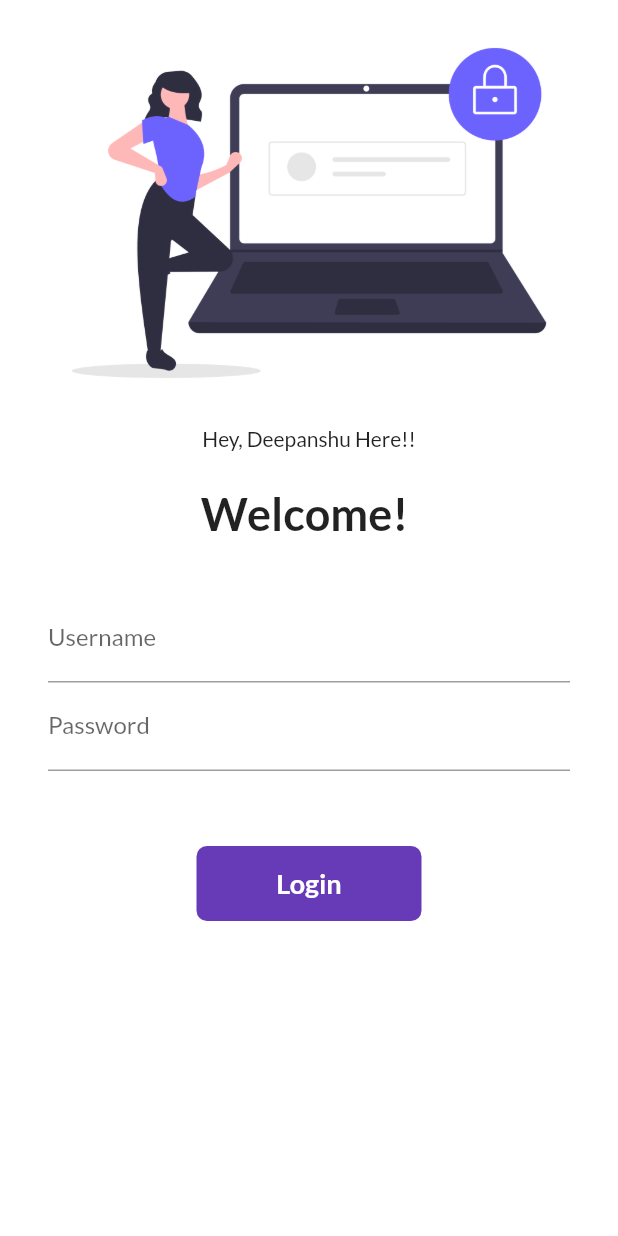
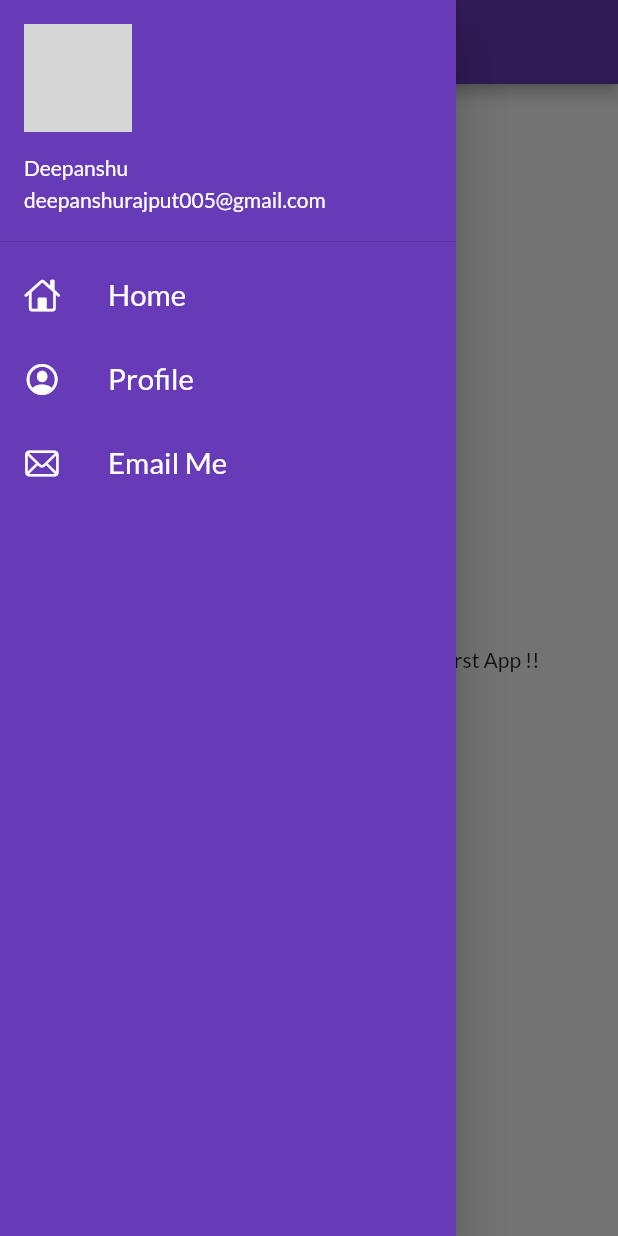
Before and after one commit to deepanshu005/Catlog_App, a Flutter app: the screen it shows after launch, with the side drawer open (before the commit the screen has no drawer), on a phone screen of 412 x 824 dp. Run offline on Flutter 3.47's test engine with Material 2 defaults, Android fonts, the phone set to English and light mode, and no system bars; our stand-ins replace google_fonts; network calls fail; grey boxes are pictures that could not be loaded.

Commit message:
Day 9 completed

```diff
--- a/lib/main.dart
+++ b/lib/main.dart
@@ -21,11 +21,13 @@ class MyApp extends StatelessWidget {
         fontFamily: GoogleFonts.lato().fontFamily,
         //primaryTextTheme: GoogleFonts.latoTextTheme(),
       ),
-      //debugShowCheckedModeBanner: false, // to remove debug banner from right top corner
+      debugShowCheckedModeBanner:
+          false, // to remove debug banner from right top corner
       darkTheme: ThemeData(
         brightness: Brightness.dark,
       ),
-      //initialRoute: "/home", // initially this will be the bydefault page
+      initialRoute:
+          MyRoutes.homeRoute, // initially this will be the bydefault page
       routes: {
         // it needs map
         "/": (context) => LoginPage(), // Bydefault will be login page
--- a/lib/pages/home_page.dart
+++ b/lib/pages/home_page.dart
@@ -1,4 +1,6 @@
 import 'package:flutter/material.dart';
+
+import '../widgets/drawer.dart';
 
 class HomePage extends StatelessWidget {
   final String name = 'Deepanshu';
@@ -14,7 +16,7 @@ class HomePage extends StatelessWidget {
           child: Text("Hello $name here... Welcome to my first App !! "),
         ),
       ),
-      drawer: Drawer(),
+      drawer: MyDrawer(),
     );
   }
 }
--- /dev/null
+++ b/lib/widgets/drawer.dart
@@ -0,0 +1,69 @@
+import 'package:flutter/cupertino.dart';
+import 'package:flutter/material.dart';
+
+class MyDrawer extends StatelessWidget {
+  final imageUrl =
+      "https://media-exp1.licdn.com/dms/image/C5603AQFNO1w-p4I7zw/profile-displayphoto-shrink_200_200/0/1644400219269?e=1659571200&v=beta&t=jOIwnULZFokVWnrgsb5_wMRiF9gDFN-9xXs-62D57yY";
+  @override
+  Widget build(BuildContext context) {
+    return Drawer(
+      child: Container(
+        color: Colors.deepPurple,
+        child: ListView(
+          padding: EdgeInsets.zero,
+          children: [
+            DrawerHeader(
+                // decoration: BoxDecoration(color: Color.fromARGB(255, 173, 7, 7)),
+                padding: EdgeInsets.zero,
+                child: UserAccountsDrawerHeader(
+                  margin: EdgeInsets.zero,
+                  accountName: Text("Deepanshu"),
+                  accountEmail: Text("deepanshurajput005@gmail.com"),
+                  currentAccountPicture:
+                      CircleAvatar(backgroundImage: NetworkImage(imageUrl)),
+                )),
+            ListTile(
+              leading: Icon(
+                CupertinoIcons.home,
+                color: Colors.white,
+              ),
+              title: Text(
+                "Home",
+                textScaleFactor: 1.4,
+                style: TextStyle(
+                  color: Colors.white,
+                ),
+              ),
+            ),
+            ListTile(
+              leading: Icon(
+                CupertinoIcons.profile_circled,
+                color: Colors.white,
+              ),
+              title: Text(
+                "Profile",
+                textScaleFactor: 1.4,
+                style: TextStyle(
+                  color: Colors.white,
+                ),
+              ),
+            ),
+            ListTile(
+              leading: Icon(
+                CupertinoIcons.mail,
+                color: Colors.white,
+              ),
+              title: Text(
+                "Email Me",
+                textScaleFactor: 1.4,
+                style: TextStyle(
+                  color: Colors.white,
+                ),
+              ),
+            )
+          ],
+        ),
+      ),
+    );
+  }
+}
```
